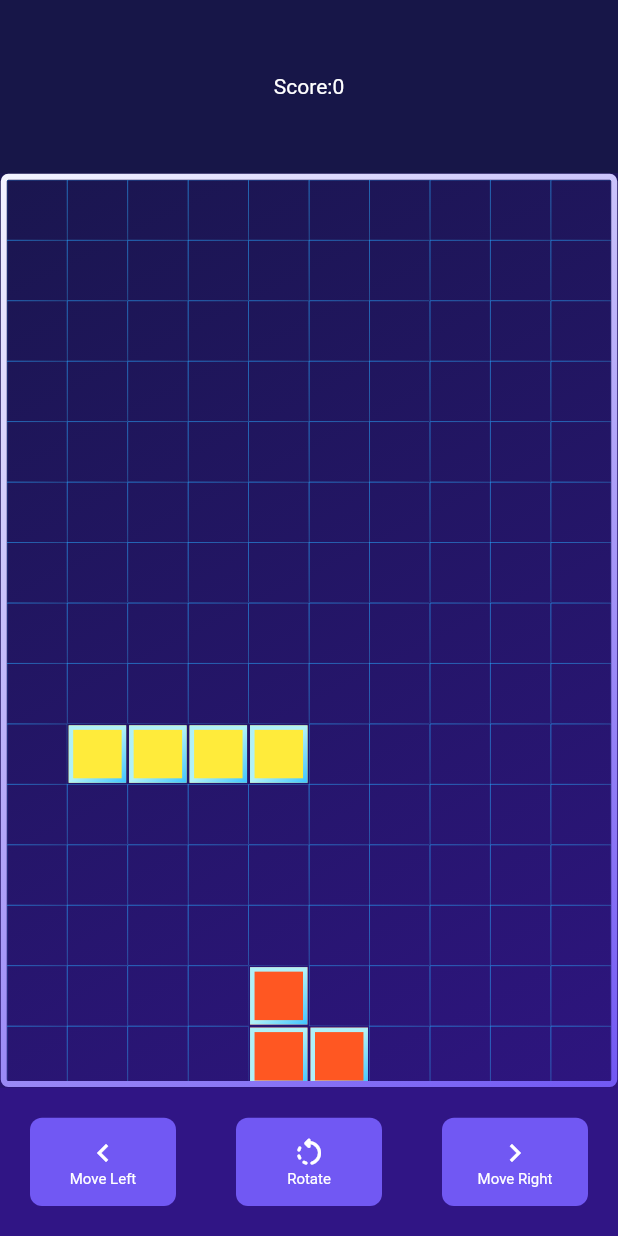
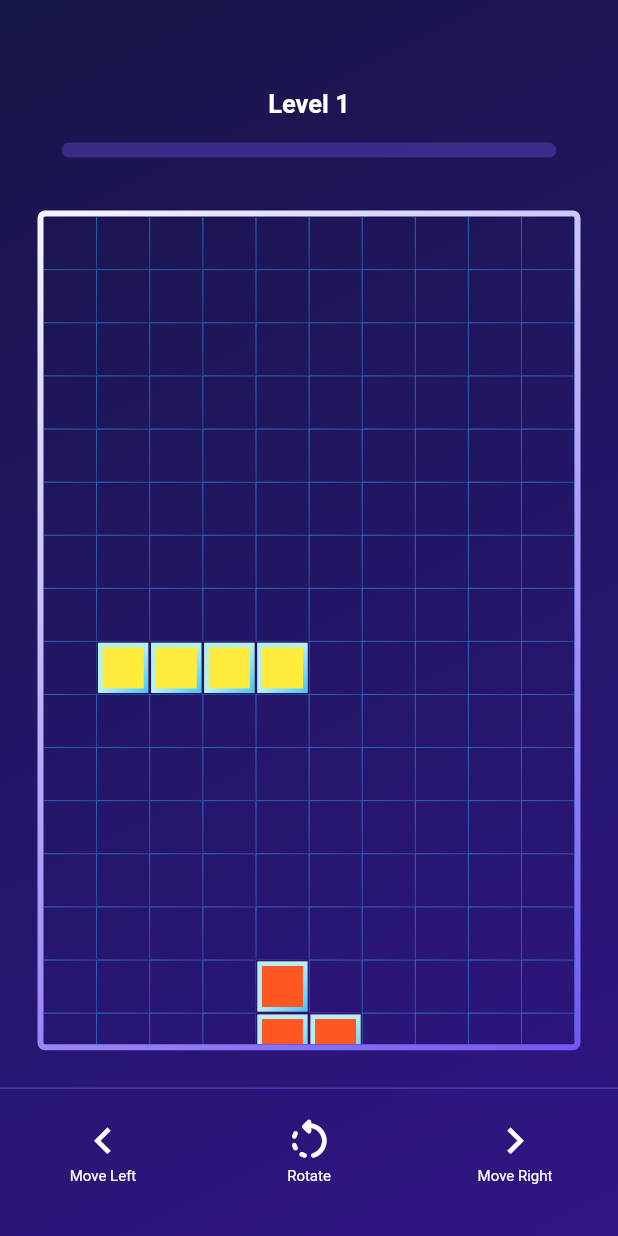
Before and after one commit to josephtossi/tera-trance, a Flutter app: the screen it shows after launch, after a tap on "Move Left", on a phone screen of 412 x 824 dp. Run offline on Flutter 3.47's test engine with Material 2 defaults, Android fonts, the phone set to English and light mode, and no system bars; our stand-ins replace gradient_borders.

Commit message:
chore: first commit

```diff
--- a/lib/main.dart
+++ b/lib/main.dart
@@ -11,6 +11,7 @@ class MyApp extends StatelessWidget {
   @override
   Widget build(BuildContext context) {
     return MaterialApp(
+      debugShowCheckedModeBanner: false,
       home: Tetris(),
     );
   }
--- a/lib/ui/tetris.dart
+++ b/lib/ui/tetris.dart
@@ -5,7 +5,6 @@ import 'package:gradient_borders/box_borders/gradient_box_border.dart';
 import 'package:tetratrance/ui/tetris_related/piece.dart';
 import 'package:tetratrance/ui/tetris_related/pixel.dart';
 import 'package:tetratrance/ui/tetris_related/values.dart';
-
 
 List<List<Tetromino?>> gameBoard =
     List.generate(columnLength, (i) => List.generate(rowLength, (j) => null));
@@ -17,6 +16,7 @@ class Tetris extends StatefulWidget {
 
 class _TetrisState extends State<Tetris> {
   int currentScore = 0;
+  int currentLevel = 1;
   bool isGameOver = false;
   bool isPressed = false;
 
@@ -43,7 +43,7 @@ class _TetrisState extends State<Tetris> {
           showDialog(
               context: context,
               builder: (context) => AlertDialog(
-                    title: Text('game over'),
+                    title: const Text('game over'),
                     content: Text('lost: $currentScore'),
                     actions: [
                       GestureDetector(
@@ -56,10 +56,20 @@ class _TetrisState extends State<Tetris> {
                           startGame();
                           Navigator.pop(context);
                         },
-                        child: Text('ok'),
+                        child: const Text('ok'),
                       )
                     ],
                   ));
+        }
+
+        if(currentScore > 7){
+          timer.cancel();
+          currentLevel += 1;
+          gameSpeed  -= 50;
+          currentScore = 0;
+          isGameOver = false;
+          createNewPiece();
+          startGame();
         }
 
         /// move current piece down ///
@@ -126,6 +136,15 @@ class _TetrisState extends State<Tetris> {
     }
   }
 
+  bool gameOver() {
+    for (int col = 0; col < rowLength; col++) {
+      if (gameBoard[0][col] != null) {
+        return true;
+      }
+    }
+    return false;
+  }
+
   /// movements ///
   moveLeft() {
     if (!checkCollision(Direction.left)) {
@@ -177,15 +196,6 @@ class _TetrisState extends State<Tetris> {
     }
   }
 
-  bool gameOver() {
-    for (int col = 0; col < rowLength; col++) {
-      if (gameBoard[0][col] != null) {
-        return true;
-      }
-    }
-    return false;
-  }
-
   @override
   void initState() {
     super.initState();
@@ -198,24 +208,73 @@ class _TetrisState extends State<Tetris> {
     double height = MediaQuery.of(context).size.height;
     return Material(
       child: Container(
-        decoration: BoxDecoration(
-          gradient: LinearGradient(
-              begin: Alignment.topLeft,
-              end: Alignment.bottomRight,
-              colors: [Color(0xff171648), Color(0xff301585)])
-        ),
+        decoration: const BoxDecoration(
+            gradient: LinearGradient(
+                begin: Alignment.topLeft,
+                end: Alignment.bottomRight,
+                colors: [Color(0xff171648), Color(0xff301585)])),
         child: Column(
           children: [
+            /// levels headers ///
             Container(
               height: height * .14,
-              color: Color(0xff171648),
-              child: Center(
-                child: Text('Score:${currentScore}',style: TextStyle(color: Colors.white,fontSize: 14),),
+              color: Colors.transparent,
+              child: Column(
+                crossAxisAlignment: CrossAxisAlignment.center,
+                mainAxisAlignment: MainAxisAlignment.end,
+                children: [
+                  Padding(
+                    padding: const EdgeInsets.only(bottom: 16.0),
+                    child: Text(
+                      'Level $currentLevel',
+                      style: const TextStyle(
+                          color: Colors.white,
+                          fontSize: 17,
+                          fontWeight: FontWeight.bold),
+                    ),
+                  ),
+
+                  /// Leveling system ///
+                  Padding(
+                    padding: EdgeInsets.only(bottom: width * .025),
+                    child: Container(
+                      decoration: const BoxDecoration(
+                          color: Color(0x557158f3),
+                          borderRadius: BorderRadius.all(Radius.circular(100))),
+                      height: 10,
+                      width: width * .8,
+                      child: Stack(
+                        children: [
+                          Positioned(
+                            left: 0,
+                            top: 0,
+                            bottom: 0,
+                            child: Container(
+                              width: (currentScore * width * .1),
+                              decoration: const BoxDecoration(
+                                  gradient: LinearGradient(
+                                      begin: Alignment.topLeft,
+                                      end: Alignment.bottomRight,
+                                      colors: [
+                                        Color(0xfff4f5ff),
+                                        Color(0xff7158f3)
+                                      ]),
+                                  borderRadius:
+                                      BorderRadius.all(Radius.circular(100))),
+                            ),
+                          )
+                        ],
+                      ),
+                    ),
+                  ),
+                ],
               ),
             ),
+
+            /// game play ///
             Expanded(
               child: GestureDetector(
-                onTap: (){
+                onTap: () {
                   rotatePiece();
                 },
                 onVerticalDragUpdate: (details) {
@@ -226,16 +285,13 @@ class _TetrisState extends State<Tetris> {
                 onHorizontalDragUpdate: (details) {
                   if (details.delta.dx > 0) {
                     moveRight();
-                  }
-                  else {
+                  } else {
                     moveLeft();
                   }
                 },
                 child: Container(
-                  decoration: BoxDecoration(
-                    borderRadius: BorderRadius.all(
-                      Radius.circular(5)
-                    ),
+                  decoration: const BoxDecoration(
+                    borderRadius: BorderRadius.all(Radius.circular(5)),
                     border: GradientBoxBorder(
                       gradient: LinearGradient(
                           begin: Alignment.topLeft,
@@ -244,11 +300,11 @@ class _TetrisState extends State<Tetris> {
                       width: 4,
                     ),
                   ),
-                  margin: EdgeInsets.all(.5),
+                  margin: const EdgeInsets.all(25),
                   child: Center(
                     child: GridView.builder(
-                        padding: EdgeInsets.all(0),
-                        physics: NeverScrollableScrollPhysics(),
+                        padding: const EdgeInsets.all(0),
+                        physics: const NeverScrollableScrollPhysics(),
                         itemCount: rowLength * columnLength,
                         gridDelegate: SliverGridDelegateWithFixedCrossAxisCount(
                             crossAxisCount: rowLength),
@@ -278,11 +334,17 @@ class _TetrisState extends State<Tetris> {
                 ),
               ),
             ),
+
+            /// controls ///
             Container(
               height: height * .12,
               width: width,
-              color: Color(0xff301585),
+              decoration: const BoxDecoration(
+                  border: Border(
+                      top: BorderSide(color: Color(0xff7158f3), width: .5))),
               child: Row(
+                crossAxisAlignment: CrossAxisAlignment.start,
+                mainAxisAlignment: MainAxisAlignment.start,
                 children: [
                   Expanded(
                     flex: 1,
@@ -291,7 +353,8 @@ class _TetrisState extends State<Tetris> {
                         isPressed = true;
                         do {
                           moveLeft();
-                          await Future.delayed(Duration(milliseconds: 100));
+                          await Future.delayed(
+                              const Duration(milliseconds: 100));
                         } while (isPressed);
                       },
                       onLongPressEnd: (_) => setState(() => isPressed = false),
@@ -299,20 +362,29 @@ class _TetrisState extends State<Tetris> {
                         moveLeft();
                       },
                       child: Container(
-                        margin: const EdgeInsets.all(20),
+                        height: height * .1,
                         decoration: const BoxDecoration(
-                          borderRadius: BorderRadius.all(Radius.circular(8)),
-                          color: Color(0xff7158f3),
+                          border: Border(
+                            left: BorderSide(color: Colors.transparent),
+                            right: BorderSide(color: Colors.transparent),
+                          ),
                         ),
-                        height: height * .1,
                         child: const Padding(
                           padding: EdgeInsets.all(8.0),
                           child: Column(
                             crossAxisAlignment: CrossAxisAlignment.center,
                             mainAxisAlignment: MainAxisAlignment.center,
                             children: [
-                              Icon(Icons.chevron_left_outlined,color: Colors.white,),
-                              Text('Move Left',style: TextStyle(color: Colors.white,fontSize: 10),),
+                              Icon(
+                                Icons.chevron_left_outlined,
+                                color: Colors.white,
+                                size: 35,
+                              ),
+                              Text(
+                                'Move Left',
+                                style: TextStyle(
+                                    color: Colors.white, fontSize: 10),
+                              ),
                             ],
                           ),
                         ),
@@ -326,20 +398,29 @@ class _TetrisState extends State<Tetris> {
                         rotatePiece();
                       },
                       child: Container(
-                        margin: EdgeInsets.all(20),
-                        decoration: BoxDecoration(
-                          borderRadius: BorderRadius.all(Radius.circular(8)),
-                          color: Color(0xff7158f3),
+                        decoration: const BoxDecoration(
+                          border: Border(
+                            left: BorderSide(color: Colors.transparent),
+                            right: BorderSide(color: Colors.transparent),
+                          ),
                         ),
                         height: height * .1,
-                        child: Padding(
-                          padding: const EdgeInsets.all(8.0),
+                        child: const Padding(
+                          padding: EdgeInsets.all(8.0),
                           child: Column(
                             crossAxisAlignment: CrossAxisAlignment.center,
                             mainAxisAlignment: MainAxisAlignment.center,
                             children: [
-                              Icon(Icons.rotate_left_rounded,color: Colors.white,),
-                              Text('Rotate',style: TextStyle(color: Colors.white,fontSize: 10),),
+                              Icon(
+                                Icons.rotate_left_rounded,
+                                color: Colors.white,
+                                size: 35,
+                              ),
+                              Text(
+                                'Rotate',
+                                style: TextStyle(
+                                    color: Colors.white, fontSize: 10),
+                              ),
                             ],
                           ),
                         ),
@@ -361,20 +442,29 @@ class _TetrisState extends State<Tetris> {
                         moveRight();
                       },
                       child: Container(
-                        margin: EdgeInsets.all(20),
-                        decoration: BoxDecoration(
-                          borderRadius: BorderRadius.all(Radius.circular(8)),
-                          color: Color(0xff7158f3),
+                        height: height * .1,
+                        decoration: const BoxDecoration(
+                          border: Border(
+                            left: BorderSide(color: Colors.transparent),
+                            right: BorderSide(color: Colors.transparent),
+                          ),
                         ),
-                        height: height * .1,
-                        child: Padding(
-                          padding: const EdgeInsets.all(8.0),
+                        child: const Padding(
+                          padding: EdgeInsets.all(8.0),
                           child: Column(
                             crossAxisAlignment: CrossAxisAlignment.center,
                             mainAxisAlignment: MainAxisAlignment.center,
                             children: [
-                              Icon(Icons.chevron_right_outlined,color: Colors.white,),
-                              Text('Move Right',style: TextStyle(color: Colors.white,fontSize: 10),),
+                              Icon(
+                                Icons.chevron_right_outlined,
+                                color: Colors.white,
+                                size: 35,
+                              ),
+                              Text(
+                                'Move Right',
+                                style: TextStyle(
+                                    color: Colors.white, fontSize: 10),
+                              ),
                             ],
                           ),
                         ),
--- a/lib/ui/tetris_related/values.dart
+++ b/lib/ui/tetris_related/values.dart
@@ -4,7 +4,7 @@ import 'package:flutter/material.dart';
 // int columnLength = 15;
 
 int rowLength = 10;
-int columnLength = 16;
+int columnLength = 17;
 
 int gameSpeed = 400;
 
```
